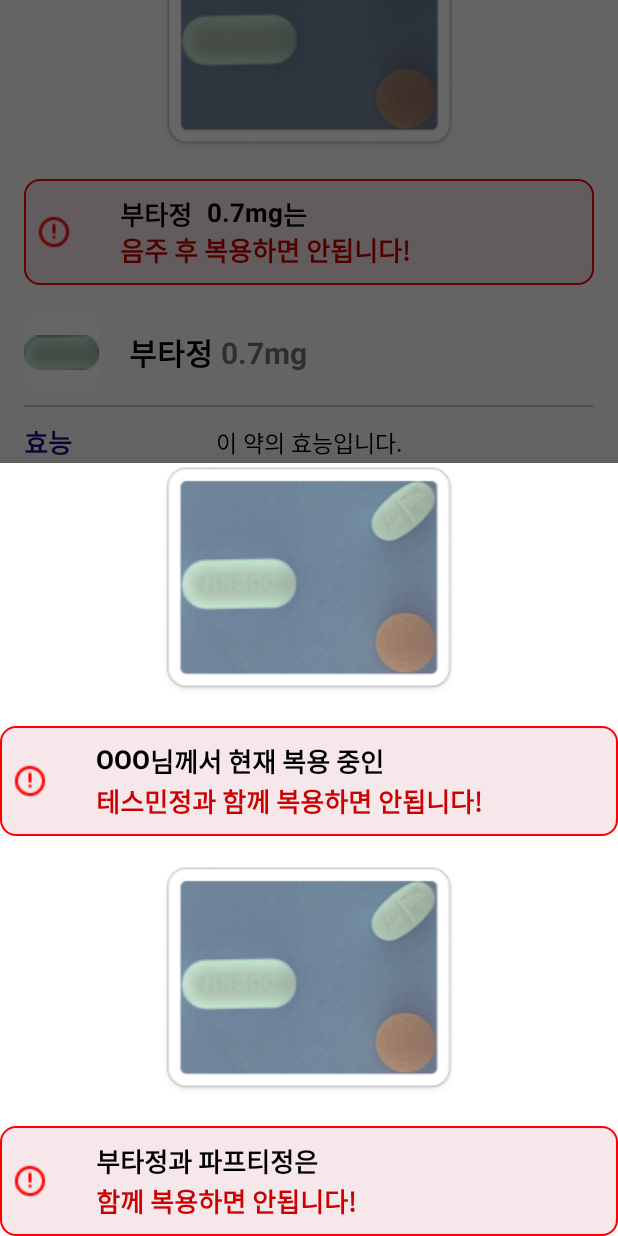
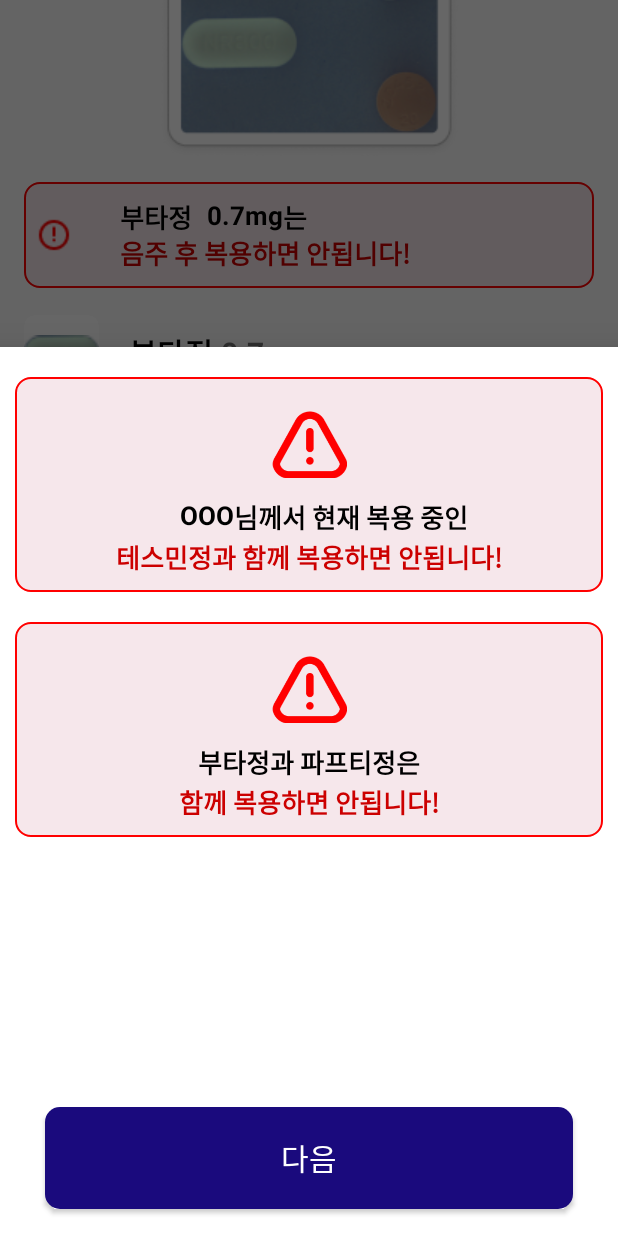
Before and after one commit to medi4me/frontend_medi, an Android app: the fragment BottomSheetFragment3 placed in its activity, on a phone screen of 412 x 824 dp. Run offline under Robolectric (Android 15) with nearby library versions, the phone set to English and light mode, and no system bars.

Commit message:
FEAT:복용 약 추가하기, 약물 조합 확인하기 레이아웃 변경

```diff
--- a/app/src/main/res/layout/activity_searchresult.xml
+++ b/app/src/main/res/layout/activity_searchresult.xml
@@ -126,11 +126,12 @@
                 android:id="@+id/medicine_info_recyclerView"
                 android:layout_width="match_parent"
                 android:layout_height="0dp"
+                android:layout_marginTop="8dp"
                 android:orientation="vertical"
                 android:overScrollMode="never"
-                android:layout_marginTop="10dp"
                 app:layoutManager="androidx.recyclerview.widget.LinearLayoutManager"
                 app:layout_constraintEnd_toEndOf="parent"
+                app:layout_constraintHorizontal_bias="0.0"
                 app:layout_constraintStart_toStartOf="parent"
                 app:layout_constraintTop_toBottomOf="@+id/warning_box_1"
                 tools:listitem="@layout/item_medicine" />
--- a/app/src/main/res/layout/fragment_bottom_sheet.xml
+++ b/app/src/main/res/layout/fragment_bottom_sheet.xml
@@ -32,11 +32,17 @@
         android:id="@+id/add_medicine_button"
         android:layout_width="0dp"
         android:layout_height="wrap_content"
+        android:layout_marginBottom="10dp"
         android:text="복용 약에 추가하기"
-        app:layout_constraintStart_toStartOf="parent"
+        android:paddingTop="10dp"
+        android:paddingBottom="10dp"
+        android:textSize="22sp"
+        android:textColor="@color/white"
+        android:background="@drawable/option_savebutton_background"
+        app:layout_constraintTop_toBottomOf="@+id/medicine_recycler_view"
+        app:layout_constraintBottom_toBottomOf="parent"
         app:layout_constraintEnd_toEndOf="parent"
-        app:layout_constraintBottom_toBottomOf="parent"
-        android:layout_marginBottom="10dp"/>
+        app:layout_constraintStart_toStartOf="parent" />
 
     <!-- Add a container for the child fragment -->
     <FrameLayout
--- a/app/src/main/res/layout/fragment_bottom_sheet3.xml
+++ b/app/src/main/res/layout/fragment_bottom_sheet3.xml
@@ -5,34 +5,25 @@
     android:layout_width="match_parent"
     android:layout_height="match_parent">
 
-    <ImageView
-        android:id="@+id/imageView"
-        android:layout_width="match_parent"
-        android:layout_height="wrap_content"
-        android:src="@drawable/search_ex"
-        app:layout_constraintEnd_toEndOf="parent"
-        app:layout_constraintStart_toStartOf="parent"
-        app:layout_constraintTop_toTopOf="parent" />
-
     <androidx.constraintlayout.widget.ConstraintLayout
         android:id="@+id/warning_box_1"
         android:layout_width="0dp"
         android:layout_height="wrap_content"
-        android:layout_marginTop="18dp"
         android:background="@drawable/rounded_red_background"
+        android:layout_marginTop="20dp"
+        android:layout_marginStart="10dp"
+        android:layout_marginEnd="10dp"
         app:layout_constraintEnd_toEndOf="parent"
         app:layout_constraintStart_toStartOf="parent"
-        app:layout_constraintTop_toBottomOf="@+id/imageView">
+        app:layout_constraintTop_toTopOf="parent">
 
         <ImageView
             android:id="@+id/warning_icon_1"
-            android:layout_width="wrap_content"
-            android:layout_height="wrap_content"
-            android:layout_marginStart="8dp"
-            android:layout_marginTop="8dp"
-            android:layout_marginBottom="8dp"
-            android:src="@drawable/ic_alert_circle"
-            app:layout_constraintBottom_toBottomOf="parent"
+            android:layout_width="50dp"
+            android:layout_height="50dp"
+            android:src="@drawable/ic_alert_triangle"
+            android:layout_marginTop="20dp"
+            app:layout_constraintEnd_toEndOf="parent"
             app:layout_constraintStart_toStartOf="parent"
             app:layout_constraintTop_toTopOf="parent" />
 
@@ -40,14 +31,14 @@
             android:id="@+id/warning_name_tv"
             android:layout_width="wrap_content"
             android:layout_height="wrap_content"
-            android:layout_marginStart="32dp"
+            android:layout_marginStart="110dp"
             android:layout_marginTop="10dp"
             android:text="OOO"
             android:textColor="@android:color/black"
             android:textSize="17sp"
             android:textStyle="bold"
-            app:layout_constraintStart_toEndOf="@id/warning_icon_1"
-            app:layout_constraintTop_toTopOf="parent" />
+            app:layout_constraintStart_toStartOf="parent"
+            app:layout_constraintTop_toBottomOf="@+id/warning_icon_1" />
 
         <TextView
             android:id="@+id/warning_black_1_tv"
@@ -70,54 +61,47 @@
             android:textSize="17sp"
             android:textStyle="bold"
             app:layout_constraintBottom_toBottomOf="@id/warning_box_1"
-            app:layout_constraintStart_toStartOf="@+id/warning_name_tv"
+
+            app:layout_constraintEnd_toEndOf="parent"
+            app:layout_constraintStart_toStartOf="parent"
             app:layout_constraintTop_toBottomOf="@+id/warning_black_1_tv" />
     </androidx.constraintlayout.widget.ConstraintLayout>
-
-    <ImageView
-        android:id="@+id/imageView2"
-        android:layout_width="match_parent"
-        android:layout_height="wrap_content"
-        android:src="@drawable/search_ex"
-        android:layout_marginTop="18dp"
-        app:layout_constraintEnd_toEndOf="parent"
-        app:layout_constraintStart_toStartOf="parent"
-        app:layout_constraintTop_toBottomOf="@+id/warning_box_1" />
 
     <androidx.constraintlayout.widget.ConstraintLayout
         android:id="@+id/warning_box_2"
         android:layout_width="0dp"
         android:layout_height="wrap_content"
-        android:layout_marginTop="18dp"
         android:background="@drawable/rounded_red_background"
+        android:layout_marginTop="20dp"
+        android:layout_marginStart="10dp"
+        android:layout_marginEnd="10dp"
         app:layout_constraintEnd_toEndOf="parent"
         app:layout_constraintStart_toStartOf="parent"
-        app:layout_constraintTop_toBottomOf="@+id/imageView2">
+        app:layout_constraintTop_toBottomOf="@+id/warning_box_1">
 
         <ImageView
             android:id="@+id/warning_icon_2"
-            android:layout_width="wrap_content"
-            android:layout_height="wrap_content"
-            android:layout_marginStart="8dp"
-            android:layout_marginTop="8dp"
-            android:layout_marginBottom="8dp"
-            android:src="@drawable/ic_alert_circle"
+            android:layout_width="50dp"
+            android:layout_height="50dp"
+
+            android:layout_marginTop="20dp"
+            android:src="@drawable/ic_alert_triangle"
+            app:layout_constraintEnd_toEndOf="parent"
             app:layout_constraintStart_toStartOf="parent"
-            app:layout_constraintTop_toTopOf="parent"
-            app:layout_constraintBottom_toBottomOf="parent" />
+            app:layout_constraintTop_toTopOf="parent" />
 
         <TextView
             android:id="@+id/warning_text_black_2"
             android:layout_width="wrap_content"
             android:layout_height="wrap_content"
-            android:layout_marginStart="32dp"
-            android:layout_marginTop="10dp"
             android:text="부타정과 파프티정은"
+            android:textColor="@android:color/black"
             android:textSize="17sp"
             android:textStyle="bold"
-            android:textColor="@android:color/black"
-            app:layout_constraintStart_toEndOf="@+id/warning_icon_2"
-            app:layout_constraintTop_toTopOf="parent" />
+            android:layout_marginTop="10dp"
+            app:layout_constraintEnd_toEndOf="parent"
+            app:layout_constraintStart_toStartOf="parent"
+            app:layout_constraintTop_toBottomOf="@+id/warning_icon_2" />
 
         <TextView
             android:id="@+id/warning_text_red_2"
@@ -125,12 +109,30 @@
             android:layout_height="wrap_content"
             android:layout_marginBottom="10dp"
             android:text="함께 복용하면 안됩니다!"
+            android:textColor="@android:color/holo_red_dark"
             android:textSize="17sp"
-            android:textColor="@android:color/holo_red_dark"
             android:textStyle="bold"
             app:layout_constraintBottom_toBottomOf="@id/warning_box_2"
-            app:layout_constraintTop_toBottomOf="@+id/warning_text_black_2"
-            app:layout_constraintStart_toStartOf="@+id/warning_text_black_2" />
+
+            app:layout_constraintEnd_toEndOf="parent"
+            app:layout_constraintStart_toStartOf="parent"
+            app:layout_constraintTop_toBottomOf="@+id/warning_text_black_2" />
     </androidx.constraintlayout.widget.ConstraintLayout>
 
+    <Button
+        android:id="@+id/veri_btn"
+        android:layout_width="352dp"
+        android:layout_height="68dp"
+        android:layout_marginBottom="20dp"
+        android:background="@drawable/btn_select"
+        android:fontFamily="@font/pretendard_regular"
+        android:text="다음"
+        android:textColor="@color/white"
+        android:textSize="20sp"
+        android:layout_marginTop="180dp"
+        app:layout_constraintBottom_toBottomOf="parent"
+        app:layout_constraintEnd_toEndOf="parent"
+        app:layout_constraintStart_toStartOf="parent"
+        app:layout_constraintTop_toBottomOf="@+id/warning_box_2" />
+
 </androidx.constraintlayout.widget.ConstraintLayout>
```
Also changed, not shown: app/src/main/res/drawable/ic_alert_triangle.png (added).
